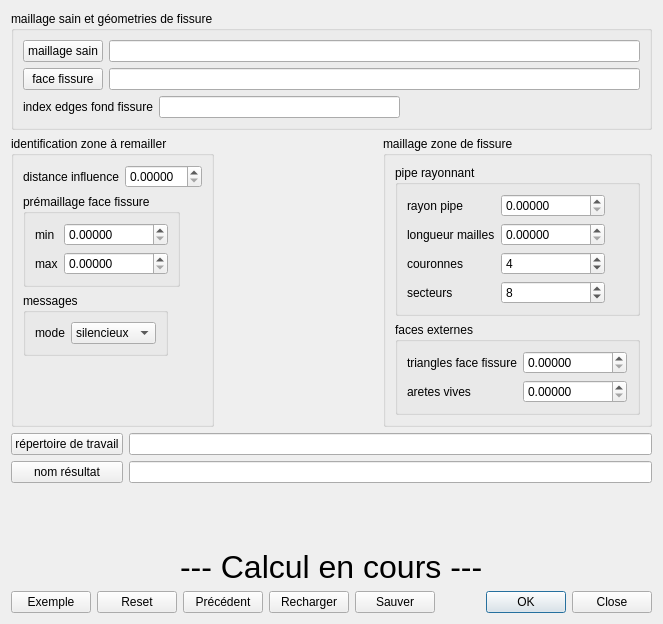
The window that src/Tools/blocFissure/ihm/fissureGenerale.ui (looooo/salome_smesh) describes before a commit, drawn with Qt 5.
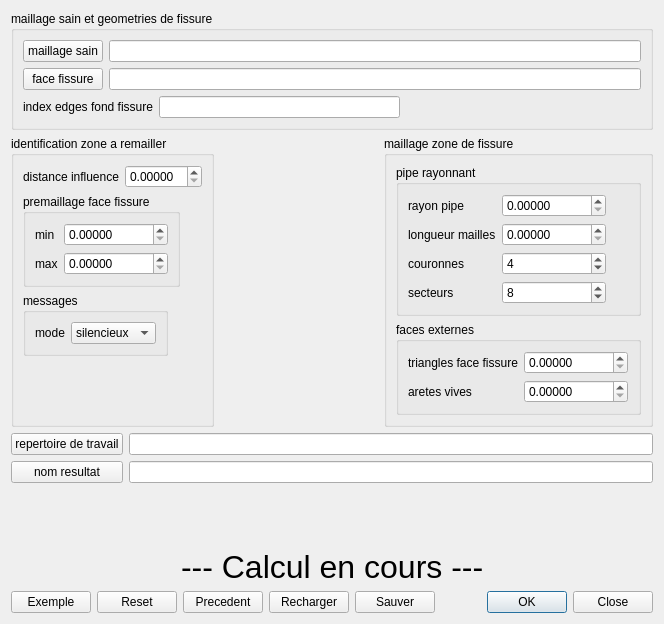
The same window after the commit.

```diff
--- a/src/Tools/blocFissure/ihm/fissureGenerale.ui
+++ b/src/Tools/blocFissure/ihm/fissureGenerale.ui
@@ -6,7 +6,7 @@
    <rect>
     <x>0</x>
     <y>0</y>
-    <width>663</width>
+    <width>664</width>
     <height>624</height>
    </rect>
   </property>
@@ -20,7 +20,7 @@
    <item>
     <widget class="QGroupBox" name="groupBox">
      <property name="title">
-      <string>maillage sain et géometries de fissure</string>
+      <string>maillage sain et geometries de fissure</string>
      </property>
      <layout class="QGridLayout" name="gridLayout_4">
       <item row="1" column="0">
@@ -102,7 +102,7 @@
      <item>
       <widget class="QGroupBox" name="groupBox_2">
        <property name="title">
-        <string>identification zone à remailler</string>
+        <string>identification zone a remailler</string>
        </property>
        <layout class="QVBoxLayout" name="verticalLayout">
         <item>
@@ -131,7 +131,7 @@
           <item>
            <widget class="QGroupBox" name="groupBox_3">
             <property name="title">
-             <string>prémaillage face fissure</string>
+             <string>premaillage face fissure</string>
             </property>
             <layout class="QHBoxLayout" name="horizontalLayout_7">
              <item>
@@ -485,7 +485,7 @@
      <item row="0" column="0">
       <widget class="QPushButton" name="pb_reptrav">
        <property name="text">
-        <string>répertoire de travail</string>
+        <string>repertoire de travail</string>
        </property>
       </widget>
      </item>
@@ -499,7 +499,7 @@
      <item row="1" column="0">
       <widget class="QPushButton" name="pb_nomres">
        <property name="text">
-        <string>nom résultat</string>
+        <string>nom resultat</string>
        </property>
       </widget>
      </item>
@@ -595,7 +595,7 @@
         <string>réinitialisation de tous les paramètres à leur valeur de la précédente éxécution</string>
        </property>
        <property name="text">
-        <string>Précédent</string>
+        <string>Precedent</string>
        </property>
       </widget>
      </item>
```
Left out of the diff: 40 changed lines with no effect on the pictures.
